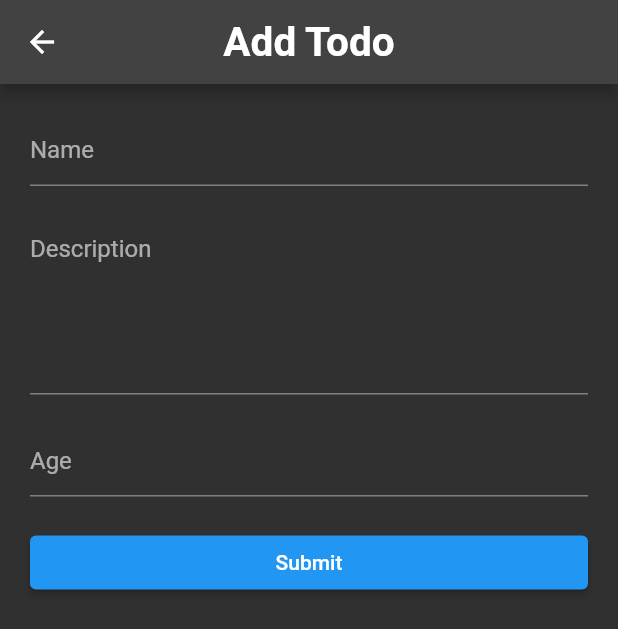
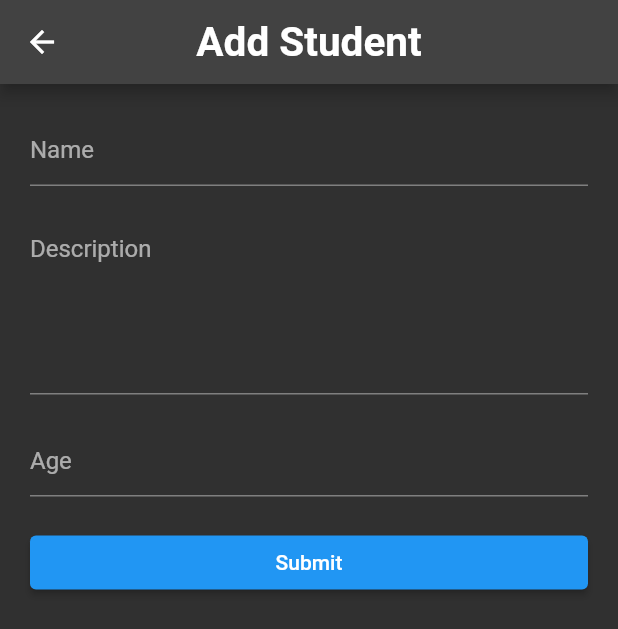
Before and after one commit to martin-ngigi/flutter_crud_rest, a Flutter app: the screen it shows after launch, after a tap on "Add Todo", on a phone screen of 412 x 824 dp. Shown: the top 629 px of the screen. Run offline on Flutter 3.47's test engine with Material 2 defaults, Android fonts, the phone set to English and light mode, and no system bars; network calls fail.

Commit message:
Updating Success

```diff
--- a/lib/screens/add_page.dart
+++ b/lib/screens/add_page.dart
@@ -8,7 +8,8 @@ import 'package:http/http.dart' as http;
 import '../constants/constants.dart';
 
 class AddTodoPage extends StatefulWidget {
-  const AddTodoPage({Key? key}) : super(key: key);
+  Map? student;
+  AddTodoPage({Key? key, this.student}) : super(key: key);
 
   @override
   State<AddTodoPage> createState() => _AddTodoPageState();
@@ -18,13 +19,35 @@ class _AddTodoPageState extends State<AddTodoPage> {
   TextEditingController titleController = TextEditingController();
   TextEditingController descriptionController = TextEditingController();
   TextEditingController ageController = TextEditingController();
+  bool isEdit = false;
+
+  @override
+  void initState() {
+    // TODO: implement initState
+    super.initState();
+
+    final student  =widget.student;
+    if(student != null){
+      isEdit = true;
+
+      //get data
+      final name = student['name'];
+      final age = student['age'] as int;
+
+      //set data
+      titleController.text = name;
+      ageController.text = '$age';
+
+
+    }
+  }
 
   @override
   Widget build(BuildContext context) {
     return Scaffold(
       appBar: AppBar(
         title: Text(
-          'Add Todo',
+          isEdit? "Edit Student": 'Add Student', // if isEdit=true set title as "Edit student, else set title as "Add student"
           style: TextStyle(
               color: Colors.white,
               fontSize: 27,
@@ -62,9 +85,13 @@ class _AddTodoPageState extends State<AddTodoPage> {
           SizedBox(height: 20,),
           ElevatedButton(
               onPressed: (){
-                submitData();
+                // if isEdit=true updateData(), else submitData()
+                isEdit ? updateData() : submitData();
               },
-              child: Text('Submit')
+              child: Text(
+                isEdit? "Update": 'Submit', // if isEdit=true set button as Update", else set button as "Submit"
+
+              )
           ),
         ],
       ),
@@ -121,6 +148,61 @@ class _AddTodoPageState extends State<AddTodoPage> {
     }
   }
 
+  Future<void> updateData() async {
+
+    final student = widget.student;
+    if (student == null){
+      print("You can not call update without todo data");
+      showErrorMessage("You can not call update without todo data");
+      return;
+    }
+
+    int id = student['id'] as int;
+    //get data from form
+    final name  = titleController.text;
+    final description  = descriptionController.text;
+    final age  = ageController.text;
+
+    final body = {
+      "name": name,
+      "age": age,
+    };
+
+    //submit the data to the server.
+    //final url = 'http://api.nstack.in/v1/todos';
+    final url = '${Constants.BASE_URL}/update/$id';
+    final uri = Uri.parse(url);
+    final response = await http.put(
+        uri,
+        body: jsonEncode(body),
+        headers: {"accept":"application/json", "Content-Type":"application/json"}
+    );
+
+    try{
+      final json = jsonDecode(response.body) as Map;
+      print(json['code']);
+
+      if(json['code'] == 200){
+
+        final result = json['data'] as Map;
+
+        showSuccessMessage(' $name updated Successfully');
+        print("----->SUCCESS RESPONSE, UPDATED STUDENT: ${result}");
+
+      }
+      else{
+        showErrorMessage("Error occurred while updating.");
+        print("----->ERROR: Data updating failed");
+
+      }
+    }
+    catch(e){
+      print("-----> ERROR OCCURRED: ${e}");
+      showErrorMessage("Error occurred while updating.\n i.e. $e");
+
+    }
+  }
+
   void showSuccessMessage(String message){
     final snackBar = SnackBar(content: Text(message));
     ScaffoldMessenger.of(context).showSnackBar(snackBar);
--- a/lib/screens/todo_list.dart
+++ b/lib/screens/todo_list.dart
@@ -35,10 +35,10 @@ class _TodoListPageState extends State<TodoListPage> {
     return Scaffold(
       appBar: AppBar(
         title: Text(
-          'Todo App',
+          'REST CRUD (Pull down to refresh)',
           style: TextStyle(
               color: Colors.white,
-              fontSize: 27,
+              fontSize: 15,
               fontWeight: FontWeight.bold
           ),
         ),
@@ -66,7 +66,7 @@ class _TodoListPageState extends State<TodoListPage> {
                       return [
                         PopupMenuItem(
                           child: Text("Edit"),
-                             value: "Edit",
+                          value: "edit",
                         ),
                         PopupMenuItem(
                           child: Text("Delete"),
@@ -76,7 +76,8 @@ class _TodoListPageState extends State<TodoListPage> {
                     },
                     onSelected: (value){
                       if(value == 'edit' ){
-
+                        //navigate to edit page
+                        navigateToEditPage(item);
                       }
                       else if (value == 'delete'){
                         //delete and remove the item
@@ -94,6 +95,18 @@ class _TodoListPageState extends State<TodoListPage> {
         label: Text("Add Todo"),
       ),
     );
+  }
+
+  Future<void> navigateToEditPage(Map item) async {
+    final route = MaterialPageRoute(
+      builder: (context ) => AddTodoPage(student: item),
+    );
+    await Navigator.push(context, route);
+    //refresh page after adding
+    setState(() {
+      isLoading =true;
+    });
+    fetchTodo();
   }
 
   Future<void> navigateToAddPage() async {
```
Lines whose indentation alone changed are shown as unchanged.
